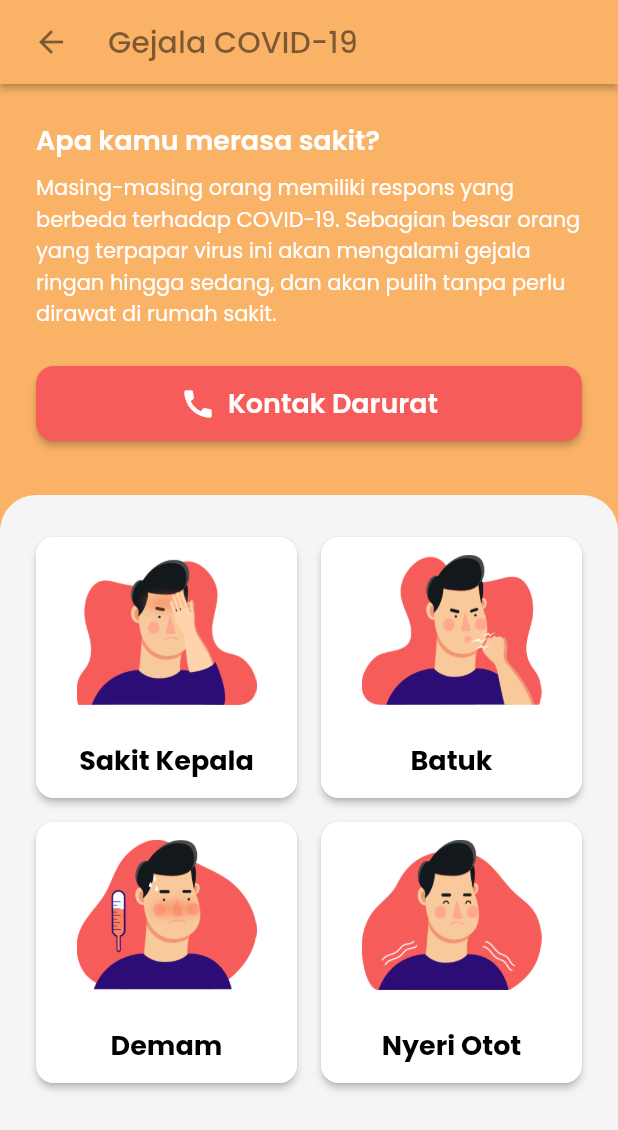
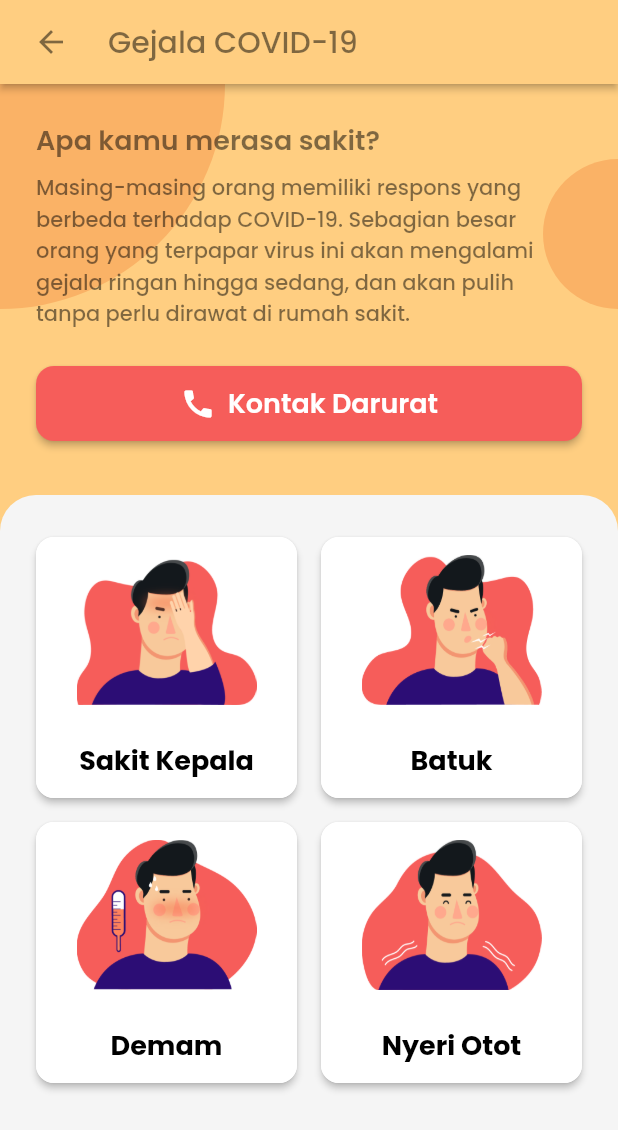
Before and after one commit to nailnafir/pantau-covid, a Flutter app: the SymptompsPage screen opened directly, on a phone screen of 412 x 824 dp. Shown: the top 1130 px of the screen. Run offline on Flutter 3.47's test engine with Material 2 defaults, Android fonts, the phone set to English and light mode, and no system bars; our stand-ins replace carousel_slider, get, lottie, percent_indicator, shimmer; missing offline and left inert: web_scraper; network calls fail.

Commit message:
change ui design in symptoms page

```diff
--- a/lib/pages/symptoms_page.dart
+++ b/lib/pages/symptoms_page.dart
@@ -9,7 +9,7 @@ class SymptompsPage extends StatelessWidget {
       backgroundColor: ColorTheme.bgLight,
       appBar: AppBar(
         elevation: 2,
-        backgroundColor: ColorTheme.secondaryColor,
+        backgroundColor: ColorTheme.primaryColor,
         leading: Container(
           margin: EdgeInsets.only(left: SpaceConfig.normalSpace),
           child: IconButton(
@@ -34,8 +34,26 @@ class SymptompsPage extends StatelessWidget {
         child: Stack(
           children: [
             Container(
-              color: ColorTheme.secondaryColor,
+              color: ColorTheme.primaryColor,
               height: 350,
+            ),
+            Positioned(
+              top: -150,
+              left: -150,
+              child: Bubble(
+                color: ColorTheme.secondaryColor,
+                width: 300,
+                height: 300,
+              ),
+            ),
+            Positioned(
+              top: 50,
+              right: -50,
+              child: Bubble(
+                color: ColorTheme.secondaryColor,
+                width: 100,
+                height: 100,
+              ),
             ),
             _buildBody(),
           ],
@@ -66,13 +84,16 @@ class SymptompsPage extends StatelessWidget {
                   "Apa kamu merasa sakit?",
                   style: TypeTheme.subTitleTextFont.copyWith(
                     fontWeight: FontWeight.w600,
-                    color: Colors.white,
+                    color: Colors.black.withOpacity(0.5),
                   ),
                 ),
                 SizedBox(height: SpaceConfig.shortSpace),
                 Text(
                   "Masing-masing orang memiliki respons yang berbeda terhadap COVID-19. Sebagian besar orang yang terpapar virus ini akan mengalami gejala ringan hingga sedang, dan akan pulih tanpa perlu dirawat di rumah sakit.",
-                  style: TypeTheme.normalTextFont.copyWith(color: Colors.white),
+                  style: TypeTheme.normalTextFont.copyWith(
+                    color: Colors.black.withOpacity(0.5),
+                    fontWeight: FontWeight.w500,
+                  ),
                 ),
                 SizedBox(height: SpaceConfig.longSpace),
                 Container(
```
